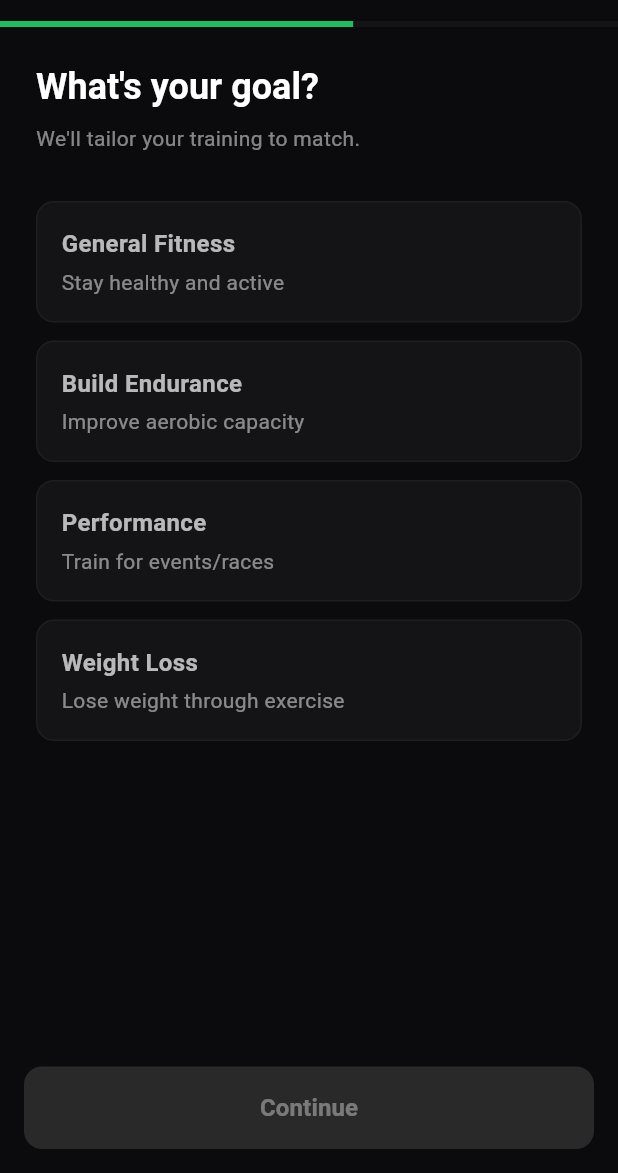
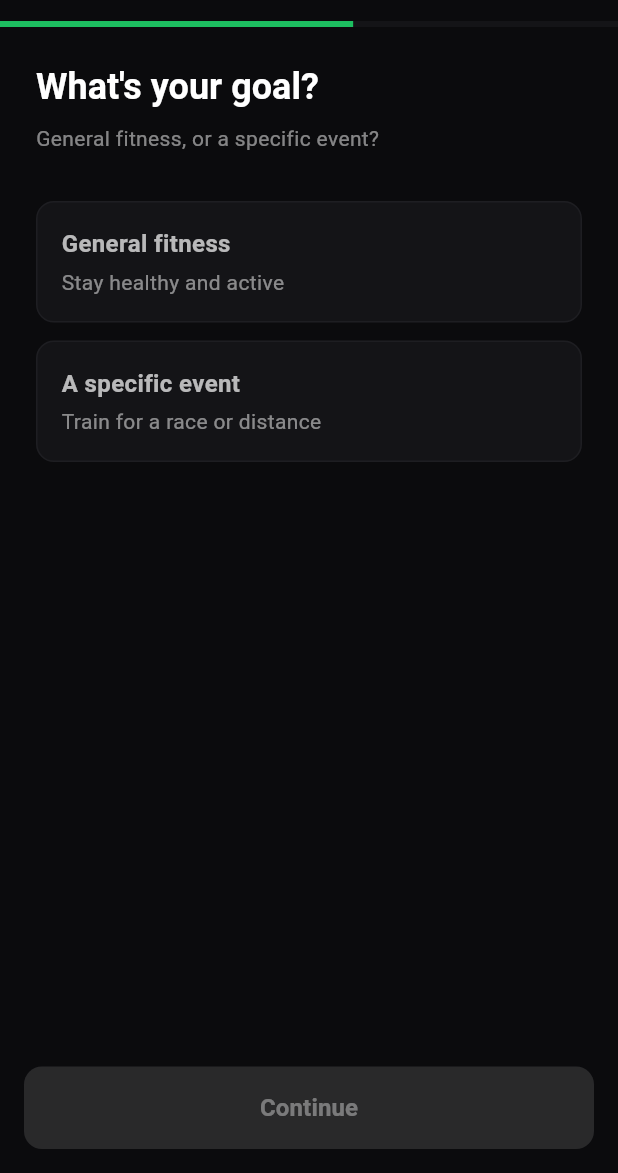
Before and after one commit to Bartveldkamp/Mivalta-flutter, a Flutter app: the screen it shows after launch, swiped to page 4, on a phone screen of 412 x 824 dp, the part 63-1236 px from its top. Run offline on Flutter 3.47's test engine with Material 3 defaults, Android fonts, the phone set to English and light mode, and no system bars; our stand-ins replace freezed_annotation, share_plus; missing offline and left inert: dart:ffi, flutter_rust_bridge, health.

Commit message:
feat(flutter): beta-scope onboarding goal — bounded set-options, only engine-registered goal_types
The onboarding GoalType enum offered `endurance` (not in goal_demands.md
type_map) and `performance` (a goal_CLASS, not a goal_type). Selecting either
emitted an unregistered goal_type that made the engine's RuleResolver panic and
brick the app. The engine refused correctly; the bug was onboarding offering
values the engine can't resolve.

Beta-MVP is MONITOR + ADVISORY only (no goal-steered coaching). The goal is now
collected as profile CONTEXT, not a coaching driver, via a two-question bounded
set-option flow (NO free text anywhere):

  Q1: general fitness vs a specific event (two set options).
      - general fitness -> goal_type `general_fitness` (registered -> general).
  Q2 (only if "specific event"): a bounded list of engine-registered event
      archetypes for the chosen sport, sourced VERBATIM from the `type_map`
      table of mivalta-rust-engine/knowledge/cards/goal_demands.md (READ-ONLY
      SoT). Only running + cycling rows are offered (the two end-to-end sports).

By construction, the only goal_types onboarding can emit are `general_fitness`
or a card-registered event value — never `endurance`/`performance`. No
goal-substitution: each option carries its own registered value.

- profile_service.dart: removed GoalType enum; added GoalIntent (Q1),
  EventGoalType (Q2, 14 running + 11 cycling verbatim card values, .forSport()),
  and kGeneralFitnessGoalType.
- onboarding_screen.dart: two-question goal page; _canProceed gates Q2;
  _finish marshals the registered goal_type only.
- profile_service_test.dart: new "Beta-scope goal flow" group proving onboarding
  can ONLY emit registered goal_types and can NEVER emit performance/endurance.

flutter analyze / flutter test NOT run here (no Flutter SDK in this env) — that
is the Mac's job.

https://claude.ai/code/session_01DvnhGwfj8buroqXVbqLg8T

```diff
--- a/lib/screens/onboarding_screen.dart
+++ b/lib/screens/onboarding_screen.dart
@@ -47,7 +47,11 @@ class _OnboardingScreenState extends State<OnboardingScreen> {
   String? _sex;
   Level? _level;
   Sport? _sport;
-  GoalType? _goalType;
+  // Two-question goal flow (beta-scope): intent first, then — only if a
+  // specific event was chosen — a bounded, engine-registered event archetype.
+  // The goal is profile CONTEXT, not a coaching driver (MONITOR + ADVISORY beta).
+  GoalIntent? _goalIntent;
+  EventGoalType? _eventGoalType;
   bool _knowsThresholdHr = true;
   bool _knowsFtp = true;
   bool _knowsPace = true;
@@ -115,7 +119,14 @@ class _OnboardingScreenState extends State<OnboardingScreen> {
                     (_builder.trainingYears ?? 0) >=
                 0;
       case 3: // Goal
-        return _goalType != null;
+        // General fitness needs only the intent. A specific event needs the
+        // intent AND a chosen registered event archetype — never proceed with
+        // "specific event" but no event picked (that would have no goal_type).
+        if (_goalIntent == GoalIntent.generalFitness) return true;
+        if (_goalIntent == GoalIntent.specificEvent) {
+          return _eventGoalType != null;
+        }
+        return false;
       case 4: // Training volume
         return _weeklyHoursController.text.isNotEmpty;
       case 5: // Anchors
@@ -133,7 +144,16 @@ class _OnboardingScreenState extends State<OnboardingScreen> {
     _builder.sex = _sex;
     _builder.level = _level?.value;
     _builder.sport = _sport?.value;
-    _builder.goalType = _goalType?.value;
+    // Marshal the goal as profile context. BY CONSTRUCTION this is either the
+    // registered `general_fitness` goal_type, or a verbatim card-registered
+    // event goal_type — never `endurance`/`performance` (unregistered / a
+    // goal_class, the panic source). No goal-substitution: each option carries
+    // its own registered value.
+    if (_goalIntent == GoalIntent.generalFitness) {
+      _builder.goalType = kGeneralFitnessGoalType;
+    } else if (_goalIntent == GoalIntent.specificEvent) {
+      _builder.goalType = _eventGoalType?.value; // null guarded by _canProceed
+    }
     _builder.weeklyHours = double.tryParse(_weeklyHoursController.text);
 
     // Threshold HR — null if unknown
@@ -223,8 +243,16 @@ class _OnboardingScreenState extends State<OnboardingScreen> {
                       setState(() => _builder.trainingYears = v),
                 ),
                 _GoalPage(
-                  goalType: _goalType,
-                  onGoalChanged: (v) => setState(() => _goalType = v),
+                  sport: _sport,
+                  goalIntent: _goalIntent,
+                  onIntentChanged: (v) => setState(() {
+                    _goalIntent = v;
+                    // Switching back to general fitness drops any event pick so
+                    // a stale event can never leak into the profile.
+                    if (v != GoalIntent.specificEvent) _eventGoalType = null;
+                  }),
+                  eventGoalType: _eventGoalType,
+                  onEventChanged: (v) => setState(() => _eventGoalType = v),
                 ),
                 _VolumePage(
                   weeklyHoursController: _weeklyHoursController,
@@ -501,17 +529,33 @@ class _ExperiencePage extends StatelessWidget {
 // PAGE 4: Goal Selection
 // =============================================================================
 
+/// Two-question, bounded set-option goal step (NO free text anywhere).
+///
+/// Q1: general fitness vs a specific event.
+/// Q2 (only if "specific event"): a bounded list of engine-registered event
+///     archetypes for the chosen sport, sourced verbatim from the
+///     `goal_demands.md` type_map via [EventGoalType.forSport].
+///
+/// The goal is profile CONTEXT in the beta (MONITOR + ADVISORY only), not a
+/// goal-steered coaching driver. The page computes nothing.
 class _GoalPage extends StatelessWidget {
   const _GoalPage({
-    required this.goalType,
-    required this.onGoalChanged,
+    required this.sport,
+    required this.goalIntent,
+    required this.onIntentChanged,
+    required this.eventGoalType,
+    required this.onEventChanged,
   });
 
-  final GoalType? goalType;
-  final ValueChanged<GoalType?> onGoalChanged;
+  final Sport? sport;
+  final GoalIntent? goalIntent;
+  final ValueChanged<GoalIntent?> onIntentChanged;
+  final EventGoalType? eventGoalType;
+  final ValueChanged<EventGoalType?> onEventChanged;
 
   @override
   Widget build(BuildContext context) {
+    final events = EventGoalType.forSport(sport?.value);
     return SingleChildScrollView(
       padding: const EdgeInsets.all(MivaltaSpace.x5),
       child: Column(
@@ -526,23 +570,61 @@ class _GoalPage extends StatelessWidget {
           ),
           const SizedBox(height: MivaltaSpace.x2),
           Text(
-            "We'll tailor your training to match.",
+            'General fitness, or a specific event?',
             style: Theme.of(context).textTheme.bodyMedium?.copyWith(
                   color: MivaltaColors.textMuted,
                 ),
           ),
           const SizedBox(height: MivaltaSpace.x6),
-          ...GoalType.values.map(
-            (g) => Padding(
+
+          // Q1 — intent (always shown, two bounded options).
+          ...GoalIntent.values.map(
+            (intent) => Padding(
               padding: const EdgeInsets.only(bottom: MivaltaSpace.x3),
               child: _SelectionCard(
-                title: g.label,
-                subtitle: g.description,
-                selected: goalType == g,
-                onTap: () => onGoalChanged(g),
+                title: intent.label,
+                subtitle: intent.description,
+                selected: goalIntent == intent,
+                onTap: () => onIntentChanged(intent),
               ),
             ),
           ),
+
+          // Q2 — event archetype (only when a specific event is chosen).
+          if (goalIntent == GoalIntent.specificEvent) ...[
+            const SizedBox(height: MivaltaSpace.x5),
+            Text(
+              'Which event?',
+              style: Theme.of(context).textTheme.labelLarge?.copyWith(
+                    color: MivaltaColors.textSecondary,
+                  ),
+            ),
+            const SizedBox(height: MivaltaSpace.x3),
+            if (events.isEmpty)
+              // Honest absence: no registered events for this sport. Never
+              // fabricate one. (Both supported sports do have events, so this
+              // is a guard, not an expected path.)
+              Text(
+                'No events available for this sport yet.',
+                style: Theme.of(context).textTheme.bodyMedium?.copyWith(
+                      color: MivaltaColors.textMuted,
+                    ),
+              )
+            else
+              Wrap(
+                spacing: MivaltaSpace.x2,
+                runSpacing: MivaltaSpace.x2,
+                children: events
+                    .map(
+                      (e) => _SelectionChip(
+                        label: e.label,
+                        selected: eventGoalType == e,
+                        onTap: () => onEventChanged(e),
+                      ),
+                    )
+                    .toList(),
+              ),
+          ],
         ],
       ),
     );
--- a/lib/services/profile_service.dart
+++ b/lib/services/profile_service.dart
@@ -268,15 +268,90 @@ enum Level {
   final String description;
 }
 
-/// Goal types.
-enum GoalType {
-  generalFitness('general_fitness', 'General Fitness', 'Stay healthy and active'),
-  endurance('endurance', 'Build Endurance', 'Improve aerobic capacity'),
-  performance('performance', 'Performance', 'Train for events/races'),
-  weightLoss('weight_loss', 'Weight Loss', 'Lose weight through exercise');
+/// Top-level goal intent — the FIRST onboarding goal question.
+///
+/// Beta-MVP is MONITOR + ADVISORY only: the goal is collected as profile
+/// CONTEXT, never a goal-steered coaching driver. There is no free text and no
+/// "other" — open intent is post-beta Coach mode.
+///
+/// `generalFitness` carries the engine-registered goal_type `general_fitness`
+/// directly. `specificEvent` is NOT itself a goal_type — it gates the second
+/// question (event archetype pick), so it has no `value` to marshal.
+enum GoalIntent {
+  generalFitness('General fitness', 'Stay healthy and active'),
+  specificEvent('A specific event', 'Train for a race or distance');
 
-  const GoalType(this.value, this.label, this.description);
-  final String value;
+  const GoalIntent(this.label, this.description);
   final String label;
   final String description;
 }
+
+/// A bounded, engine-registered event archetype — the SECOND onboarding goal
+/// question (shown only when [GoalIntent.specificEvent] is chosen).
+///
+/// SOURCE OF TRUTH (READ-ONLY): the `goal_type` column of the `type_map` table
+/// in `mivalta-rust-engine/knowledge/cards/goal_demands.md`. Each `value` below
+/// is copied VERBATIM from that table, so every option is guaranteed-resolvable
+/// by the engine's RuleResolver — the onboarding cannot emit an unregistered
+/// goal_type (the FL-17-style "Setup could not be completed" / panic dead-end).
+///
+/// Only the `sport == 'running'` and `sport == 'cycling'` rows are listed,
+/// because those are the two sports MiValta serves end-to-end (see [Sport]).
+/// Triathlon/swimming events in the card are intentionally omitted here.
+///
+/// NO GOAL-SUBSTITUTION: each option marshals its OWN registered goal_type. We
+/// never silently remap one event to another (the rejected "Running → 10k"
+/// fabrication).
+///
+/// To add/remove an event, change `type_map` in the card first (it is the SoT),
+/// then mirror the row here. Do not invent values not present in the card.
+enum EventGoalType {
+  // ---- running events (type_map sport == running) ----
+  fiveK('5k', 'running', '5K'),
+  tenK('10k', 'running', '10K'),
+  fifteenK('15k', 'running', '15K'),
+  halfMarathon('half_marathon', 'running', 'Half marathon'),
+  marathon('marathon', 'running', 'Marathon'),
+  ultraMarathon('ultra_marathon', 'running', 'Ultra marathon'),
+  trail50k('trail_50k', 'running', 'Trail 50K'),
+  trailMarathon('trail_marathon', 'running', 'Trail marathon'),
+  mile('mile', 'running', 'Mile'),
+  fifteenHundredM('1500m', 'running', '1500m'),
+  threeThousandM('3000m', 'running', '3000m'),
+  fiveThousandM('5000m', 'running', '5000m'),
+  tenThousandM('10000m', 'running', '10,000m'),
+  crossCountry('cross_country', 'running', 'Cross country'),
+
+  // ---- cycling events (type_map sport == cycling) ----
+  century('century', 'cycling', 'Century (100 mi)'),
+  granFondo('gran_fondo', 'cycling', 'Gran fondo'),
+  metricCentury('metric_century', 'cycling', 'Metric century (100 km)'),
+  timeTrial('time_trial', 'cycling', 'Time trial'),
+  criterium('criterium', 'cycling', 'Criterium'),
+  hillClimb('hill_climb', 'cycling', 'Hill climb'),
+  cyclocross('cyclocross', 'cycling', 'Cyclocross'),
+  gravelRace('gravel_race', 'cycling', 'Gravel race'),
+  roadRace('road_race', 'cycling', 'Road race'),
+  sportive('sportive', 'cycling', 'Sportive'),
+  ultraCycling('ultra_cycling', 'cycling', 'Ultra cycling');
+
+  const EventGoalType(this.value, this.sport, this.label);
+
+  /// The engine-registered goal_type string (verbatim from `type_map`).
+  final String value;
+
+  /// The sport this event belongs to (verbatim from `type_map`).
+  final String sport;
+
+  /// Human-facing label for the onboarding chip.
+  final String label;
+
+  /// The bounded event set offered for a given sport. Empty for any sport the
+  /// card does not register as a running/cycling event.
+  static List<EventGoalType> forSport(String? sport) =>
+      values.where((e) => e.sport == sport).toList(growable: false);
+}
+
+/// The single registered goal_type for the "general fitness" intent.
+/// Verbatim from `goal_demands.md` type_map (`general_fitness` → `general`).
+const String kGeneralFitnessGoalType = 'general_fitness';
```
Also changed, not shown: 1 other file.
